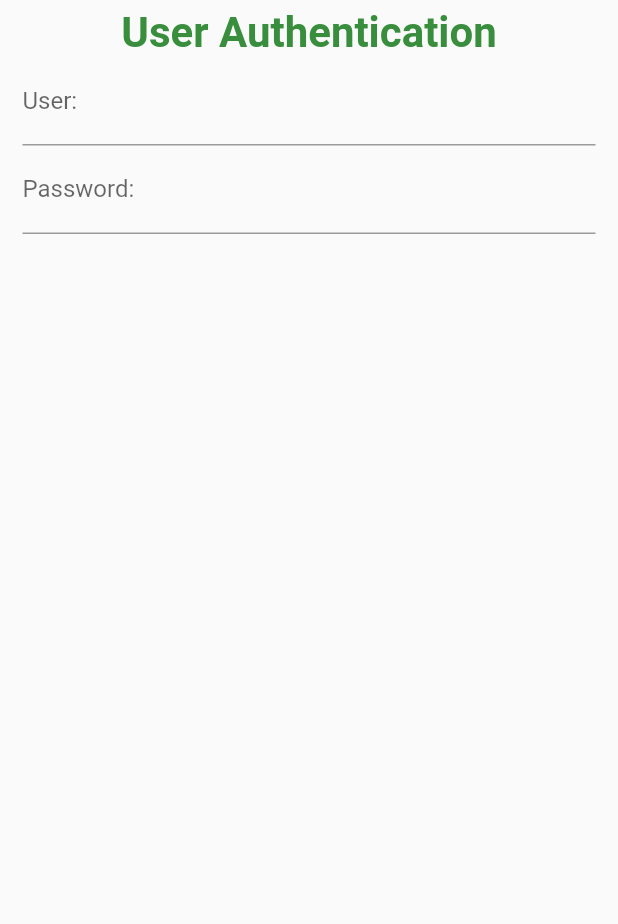
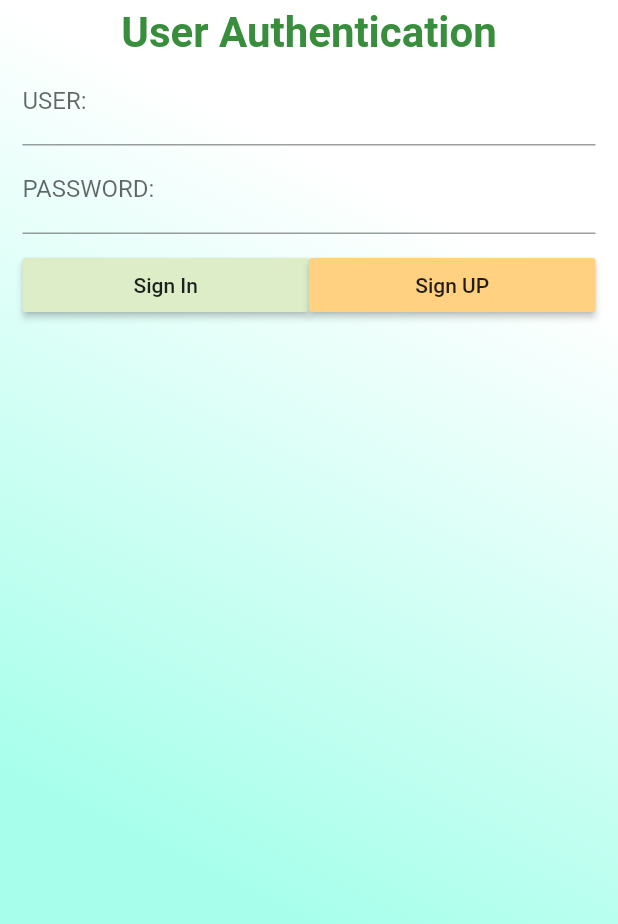
Before and after one commit to auld100/prj01, a Flutter app: the screen it shows after launch, on a phone screen of 412 x 824 dp, the part 312-1236 px from its top. Run offline on Flutter 3.47's test engine with Material 2 defaults, Android fonts, the phone set to English and light mode, and no system bars.

Commit message:
update 3

```diff
--- a/lib/main.dart
+++ b/lib/main.dart
@@ -1,15 +1,15 @@
 import 'package:flutter/material.dart';
+import 'package:flutter/services.dart';
 import 'package:prj01/screens/authen.dart';
-
 
 void main() {
   runApp(MyApp());
-
 }
 
 class MyApp extends StatelessWidget {
   @override
   Widget build(BuildContext context) {
+    SystemChrome.setPreferredOrientations([DeviceOrientation.portraitUp]);
     return MaterialApp(home: Authen());
   }
 }
--- a/lib/screens/authen.dart
+++ b/lib/screens/authen.dart
@@ -22,22 +22,44 @@ class _AuthenState extends State<Authen> {
 
   Widget showUser() {
     return TextFormField(
-      decoration: InputDecoration(labelText: "User: ", hintText: "Username"),
+      decoration: InputDecoration(labelText: "USER: ", hintText: "Username"),
     );
   }
 
   Widget showPassword() {
-    return TextFormField(
+    return TextField(
       decoration:
-          InputDecoration(labelText: "Password: ", hintText: "Password"),
+          InputDecoration(labelText: "PASSWORD: ", hintText: "Password"),
+      obscureText: true,
+    );
+  }
+
+  Widget showSignUp() {
+    return RaisedButton(
+      child: Text("Sign UP"),
+      color: Colors.orangeAccent[100],
+      onPressed: () {},
+    );
+  }
+
+  Widget showSignIn() {
+    return RaisedButton(
+      child: Text("Sign In"),
+      color: Colors.lightGreen[100],
+      onPressed: () {},
     );
   }
 
   @override
   Widget build(BuildContext context) {
     return Scaffold(
+        resizeToAvoidBottomPadding: false,
         body: Container(
-            margin: EdgeInsets.only(top: 70.0),
+            decoration: BoxDecoration(
+                gradient: LinearGradient(
+                    colors: [Colors.tealAccent[100], Colors.white],
+                    begin: Alignment(0, 1))),
+            padding: EdgeInsets.only(top: 70.0),
             alignment: Alignment(0, 0),
             child: Column(
               children: <Widget>[
@@ -56,8 +78,20 @@ class _AuthenState extends State<Authen> {
                 Container(
                   margin: EdgeInsets.only(left: 15, top: 0, right: 15),
                   child: showPassword(),
-                )
-
+                ),
+                Container(
+                    margin: EdgeInsets.only(left: 15, top: 10, right: 15),
+                    alignment: Alignment(0, 0),
+                    child: Row(
+                      children: <Widget>[
+                        Expanded(
+                          child: showSignIn(),
+                        ),
+                        Expanded(
+                          child: showSignUp(),
+                        )
+                      ],
+                    ))
                 //showTitle("", 16.0)
               ],
             )));
```
